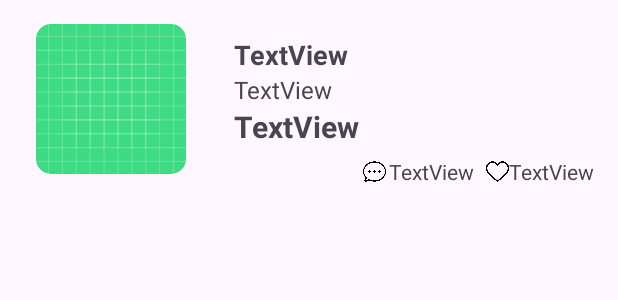
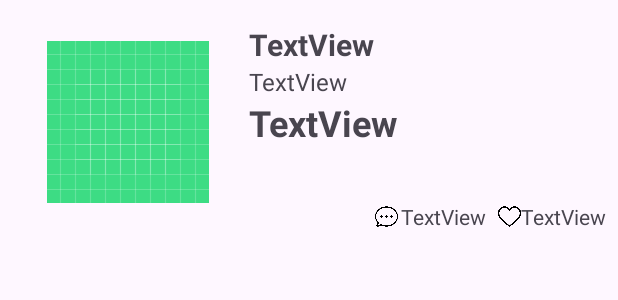
Before and after one commit to UChangh/SSSMarketAppClone, an Android app: the layout item_list_layout.xml on its own in the app's theme, with its tools: preview values and no code run, on a phone screen of 412 x 824 dp. Shown: the top 300 px of the screen. Run offline under Robolectric (Android 15) with nearby library versions, the phone set to English and light mode, and no system bars.

Commit message:
add : TextView & Image Resize

```diff
--- a/app/src/main/res/layout/item_list_layout.xml
+++ b/app/src/main/res/layout/item_list_layout.xml
@@ -7,9 +7,9 @@
 
     <com.google.android.material.imageview.ShapeableImageView
         android:id="@+id/itemImage"
-        android:layout_width="100dp"
-        android:layout_height="100dp"
-        android:layout_marginStart="24dp"
+        android:layout_width="130dp"
+        android:layout_height="130dp"
+        android:layout_marginStart="20dp"
         android:layout_marginTop="16dp"
         android:layout_marginBottom="16dp"
         android:scaleType="centerInside"
@@ -21,32 +21,39 @@
 
     <TextView
         android:id="@+id/tvTitle"
-        android:layout_width="wrap_content"
+        android:layout_width="0dp"
         android:layout_height="wrap_content"
-        android:layout_marginStart="32dp"
-        android:layout_marginTop="24dp"
+        android:layout_marginStart="16dp"
+        android:layout_marginTop="16dp"
+        android:layout_marginEnd="24dp"
+        android:ellipsize="end"
+        android:maxLines="2"
+        android:padding="0dp"
         android:text="@string/text_sample"
-        android:textSize="18sp"
+        android:textSize="20sp"
         android:textStyle="bold"
+        app:layout_constraintEnd_toEndOf="parent"
         app:layout_constraintStart_toEndOf="@+id/itemImage"
         app:layout_constraintTop_toTopOf="parent" />
 
     <TextView
         android:id="@+id/tvAddress"
-        android:layout_width="wrap_content"
+        android:layout_width="0dp"
         android:layout_height="wrap_content"
         android:text="@string/text_sample"
         android:textSize="16sp"
+        app:layout_constraintEnd_toEndOf="@+id/tvTitle"
         app:layout_constraintStart_toStartOf="@+id/tvTitle"
         app:layout_constraintTop_toBottomOf="@+id/tvTitle" />
 
     <TextView
         android:id="@+id/tvPrice"
-        android:layout_width="wrap_content"
+        android:layout_width="0dp"
         android:layout_height="wrap_content"
         android:text="@string/text_sample"
-        android:textSize="20sp"
+        android:textSize="24sp"
         android:textStyle="bold"
+        app:layout_constraintEnd_toEndOf="@+id/tvAddress"
         app:layout_constraintStart_toStartOf="@+id/tvAddress"
         app:layout_constraintTop_toBottomOf="@+id/tvAddress" />
 
@@ -67,7 +74,7 @@
         android:id="@+id/tvLikedCount"
         android:layout_width="wrap_content"
         android:layout_height="wrap_content"
-        android:layout_marginEnd="16dp"
+        android:layout_marginEnd="8dp"
         android:text="@string/text_sample"
         android:textSize="14sp"
         app:drawableStartCompat="@drawable/heart_empty_resize_01"
```
